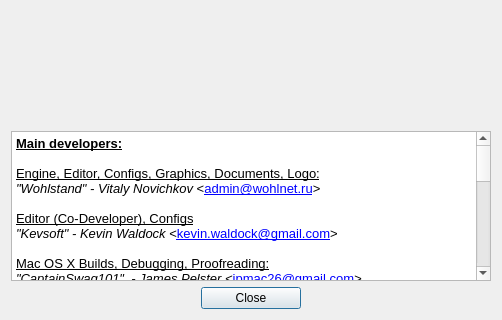
Qt form Editor/main_window/about_dialog/aboutdialog.ui (WohlSoft/Moondust-Project) before a commit; both pictures show x 0 to 502 and y 171 to 491 of the 502 by 491 pixel window.
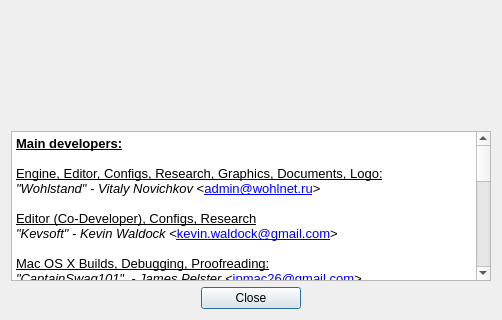
The same form after that commit. Icons and pictures are not drawn.

Commit message: Update of about dialog

```diff
--- a/Editor/main_window/about_dialog/aboutdialog.ui
+++ b/Editor/main_window/about_dialog/aboutdialog.ui
@@ -189,9 +189,9 @@
 p, li { white-space: pre-wrap; }
 &lt;/style&gt;&lt;/head&gt;&lt;body style=&quot; font-family:'Lucida Grande'; font-size:10pt; font-weight:400; font-style:normal;&quot;&gt;
 &lt;p style=&quot; margin-top:0px; margin-bottom:0px; margin-left:0px; margin-right:0px; -qt-block-indent:0; text-indent:0px;&quot;&gt;&lt;span style=&quot; font-family:'Liberation Sans'; font-weight:600; text-decoration: underline;&quot;&gt;Main developers:&lt;br /&gt;&lt;/span&gt;&lt;/p&gt;
-&lt;p style=&quot; margin-top:0px; margin-bottom:0px; margin-left:0px; margin-right:0px; -qt-block-indent:0; text-indent:0px;&quot;&gt;&lt;span style=&quot; font-family:'Liberation Sans'; text-decoration: underline;&quot;&gt;Engine, Editor, Configs, Graphics, Documents, Logo:&lt;/span&gt;&lt;/p&gt;
+&lt;p style=&quot; margin-top:0px; margin-bottom:0px; margin-left:0px; margin-right:0px; -qt-block-indent:0; text-indent:0px;&quot;&gt;&lt;span style=&quot; font-family:'Liberation Sans'; text-decoration: underline;&quot;&gt;Engine, Editor, Configs, Research, Graphics, Documents, Logo:&lt;/span&gt;&lt;/p&gt;
 &lt;p style=&quot; margin-top:0px; margin-bottom:0px; margin-left:0px; margin-right:0px; -qt-block-indent:0; text-indent:0px;&quot;&gt;&lt;span style=&quot; font-family:'Liberation Sans'; font-style:italic;&quot;&gt;&amp;quot;Wohlstand&amp;quot; - Vitaly Novichkov&lt;/span&gt;&lt;span style=&quot; font-family:'Liberation Sans';&quot;&gt; &amp;lt;&lt;/span&gt;&lt;a href=&quot;mailto:admin@wohlnet.ru&quot;&gt;&lt;span style=&quot; font-family:'Liberation Sans'; text-decoration: underline; color:#0000ff;&quot;&gt;admin@wohlnet.ru&lt;/span&gt;&lt;/a&gt;&lt;span style=&quot; font-family:'Liberation Sans';&quot;&gt;&amp;gt;&lt;br /&gt;&lt;/span&gt;&lt;/p&gt;
-&lt;p style=&quot; margin-top:0px; margin-bottom:0px; margin-left:0px; margin-right:0px; -qt-block-indent:0; text-indent:0px;&quot;&gt;&lt;span style=&quot; font-family:'Liberation Sans'; text-decoration: underline;&quot;&gt;Editor (Co-Developer), Configs&lt;/span&gt;&lt;/p&gt;
+&lt;p style=&quot; margin-top:0px; margin-bottom:0px; margin-left:0px; margin-right:0px; -qt-block-indent:0; text-indent:0px;&quot;&gt;&lt;span style=&quot; font-family:'Liberation Sans'; text-decoration: underline;&quot;&gt;Editor (Co-Developer), Configs, Research&lt;/span&gt;&lt;/p&gt;
 &lt;p style=&quot; margin-top:0px; margin-bottom:0px; margin-left:0px; margin-right:0px; -qt-block-indent:0; text-indent:0px;&quot;&gt;&lt;span style=&quot; font-family:'Liberation Sans'; font-style:italic;&quot;&gt;&amp;quot;Kevsoft&amp;quot; - Kevin Waldock &lt;/span&gt;&lt;span style=&quot; font-family:'Liberation Sans';&quot;&gt;&amp;lt;&lt;/span&gt;&lt;a href=&quot;mailto:kevin.waldock@gmail.com&quot;&gt;&lt;span style=&quot; font-family:'Liberation Sans'; text-decoration: underline; color:#0000ff;&quot;&gt;kevin.waldock@gmail.com&lt;/span&gt;&lt;/a&gt;&lt;span style=&quot; font-family:'Liberation Sans';&quot;&gt;&amp;gt;&lt;/span&gt;&lt;/p&gt;
 &lt;p style=&quot;-qt-paragraph-type:empty; margin-top:0px; margin-bottom:0px; margin-left:0px; margin-right:0px; -qt-block-indent:0; text-indent:0px; font-family:'Liberation Sans';&quot;&gt;&lt;br /&gt;&lt;/p&gt;
 &lt;p style=&quot; margin-top:0px; margin-bottom:0px; margin-left:0px; margin-right:0px; -qt-block-indent:0; text-indent:0px;&quot;&gt;&lt;span style=&quot; font-family:'Liberation Sans'; text-decoration: underline;&quot;&gt;Mac OS X Builds, Debugging, Proofreading:&lt;/span&gt;&lt;/p&gt;
```
